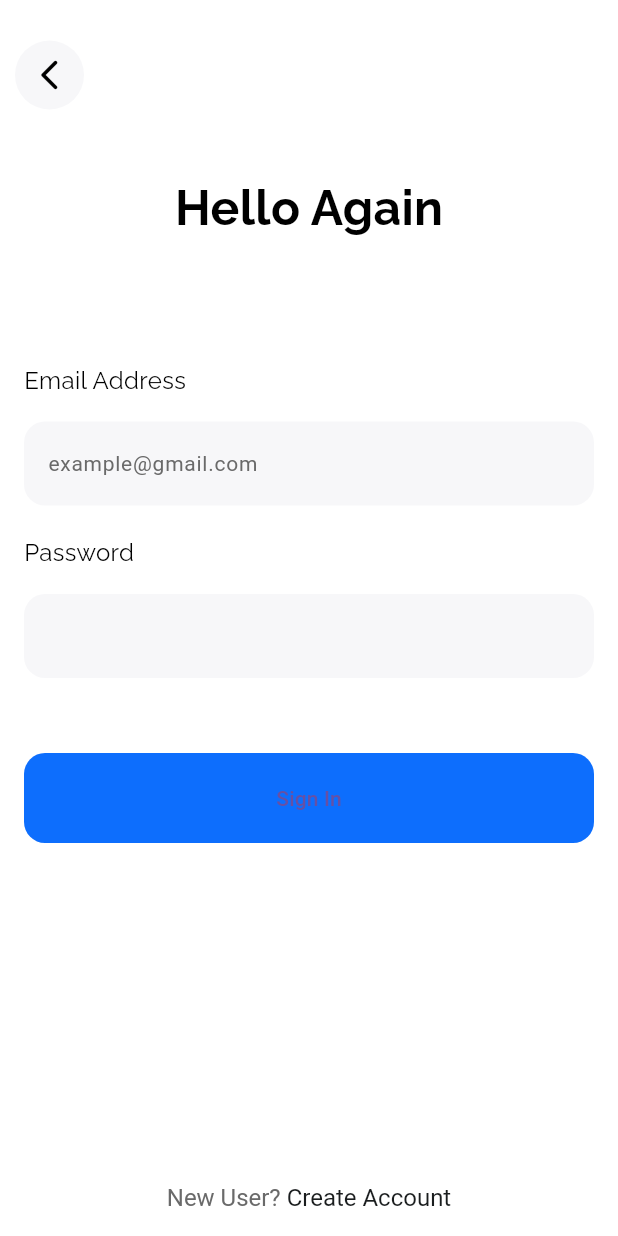
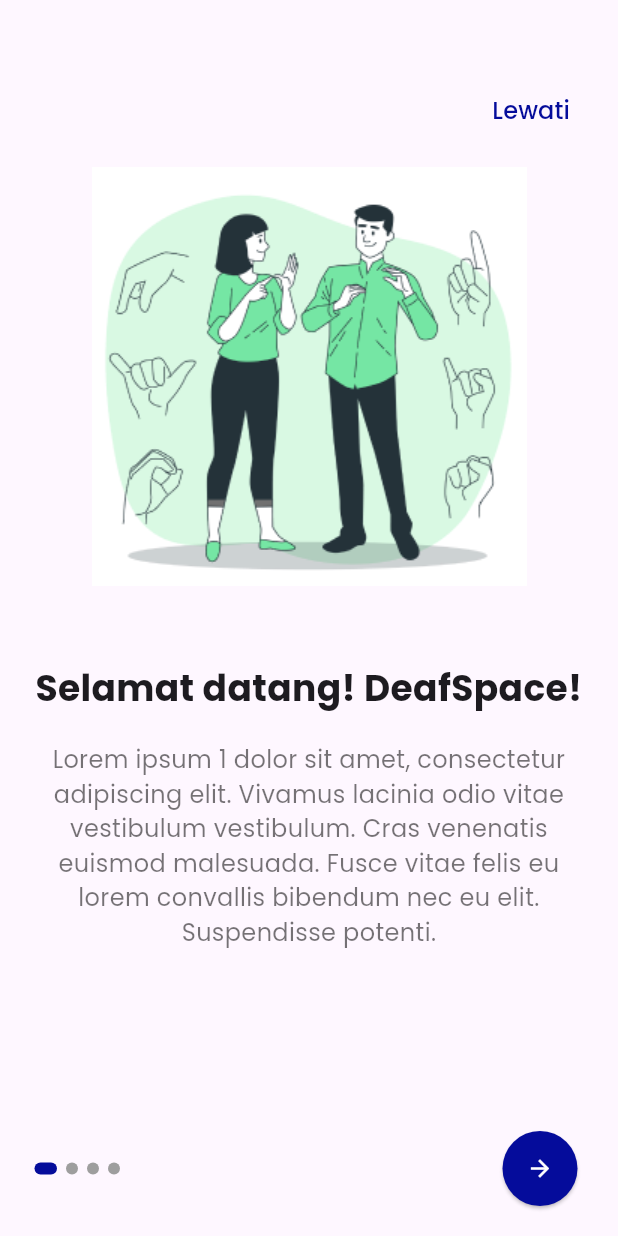
Before and after one commit to azkalbhqi/deafspace-Raion, a Flutter app: the screen it shows after launch, on a phone screen of 412 x 824 dp. Run offline on Flutter 3.47's test engine with Material 3 defaults, Android fonts, the phone set to English and light mode, and no system bars; our stand-ins replace firebase_auth, firebase_core, fluttertoast, google_fonts; accounts and stored records are empty.

Commit message:
CommitOnBoarding page Protorype

```diff
--- a/lib/main.dart
+++ b/lib/main.dart
@@ -1,7 +1,11 @@
 import 'package:deafspace_prod/firebase_options.dart';
-import 'package:deafspace_prod/pages/login/login.dart';
 import 'package:firebase_core/firebase_core.dart';
 import 'package:flutter/material.dart';
+
+//testing
+import 'package:deafspace_prod/pages/login/login.dart';
+import 'package:deafspace_prod/onboarding/splash.dart';
+import 'package:deafspace_prod/onboarding/ob1.dart';
 // import 'package:deafspace_prod/pages/signup/signup.dart';
 
 Future<void> main() async {
@@ -19,9 +23,14 @@ class MyApp extends StatelessWidget {
 
   @override
   Widget build(BuildContext context) {
-    return MaterialApp(
+    return const MaterialApp(
       debugShowCheckedModeBanner: false,
-      home: Login()
+
+      home: OnboardingScreen(),
+
+      // home: SplashScreen(),
+
+      // home: Login()
     );
   }
 }
--- /dev/null
+++ b/lib/onboarding/ob1.dart
@@ -0,0 +1,201 @@
+import 'package:deafspace_prod/styles.dart';
+import 'package:flutter/material.dart';
+import 'package:google_fonts/google_fonts.dart';
+
+class OnboardingScreen extends StatefulWidget {
+  const OnboardingScreen({Key? key}) : super(key: key);
+
+  @override
+  _OnboardingScreenState createState() => _OnboardingScreenState();
+}
+
+class _OnboardingScreenState extends State<OnboardingScreen> {
+  int _currentIndex = 0;
+  final PageController _controller = PageController();
+
+  final List<String> _titles = [
+    "Selamat datang! DeafSpace!",
+    "Ini title ke 2",
+    "Ini title ke 3",
+    "Ini title ke 4",
+    // Add more titles for other pages
+  ];
+
+  final List<String> _descriptions = [
+    "Lorem ipsum 1 dolor sit amet, consectetur adipiscing elit. Vivamus lacinia odio vitae vestibulum vestibulum. Cras venenatis euismod malesuada. Fusce vitae felis eu lorem convallis bibendum nec eu elit. Suspendisse potenti.",
+    "Lorem ipsum 2, consectetur adipiscing elit. Vivamus lacinia odio vitae vestibulum vestibulum. Cras venenatis euismod malesuada. Fusce vitae felis eu lorem convallis bibendum nec eu elit. Suspendisse potenti.",
+    "Lorem ipsum 3, consectetur adipiscing elit. Vivamus lacinia odio vitae vestibulum vestibulum. Cras venenatis euismod malesuada. Fusce vitae felis eu lorem convallis bibendum nec eu elit. Suspendisse potenti.",
+    "Lorem ipsum 4, consectetur adipiscing elit. Vivamus lacinia odio vitae vestibulum vestibulum. Cras venenatis euismod malesuada. Fusce vitae felis eu lorem convallis bibendum nec eu elit. Suspendisse potenti.",
+    // Add more descriptions for other pages
+  ];
+
+  final List<String> _images = [
+    'assets/images/img/1.png',
+    'assets/images/img/2.png',
+    'assets/images/img/3.png',
+    'assets/images/img/4.png',
+    // Add paths for other images for other pages
+  ];
+
+  void _skipOnboarding() {
+    // Implement what happens when the "Lewati" button is pressed
+  }
+
+  @override
+  Widget build(BuildContext context) {
+    return Scaffold(
+      body: Stack(
+        children: [
+          Column(
+            mainAxisAlignment: MainAxisAlignment.center,
+            children: [
+              Expanded(
+                child: PageView.builder(
+                  controller: _controller,
+                  onPageChanged: (int index) {
+                    setState(() {
+                      _currentIndex = index;
+                    });
+                  },
+                  itemCount: _titles.length,
+                  itemBuilder: (context, index) {
+                    return Padding(
+                      padding: const EdgeInsets.all(20.0),
+                      child: Column(
+                        mainAxisAlignment: MainAxisAlignment.center,
+                        children: [
+                          Image.asset(
+                            _images[index], // Make sure this path is correct
+                            height: 300, // Adjust as needed
+                          ),
+                          const SizedBox(height: 40),
+                          TitleParagraph(
+                            title: _titles[index],
+                            description: _descriptions[index],
+                          ),
+                        ],
+                      ),
+                    );
+                  },
+                ),
+              ),
+              const SizedBox(height: 20),
+              TimelineAndNextButton(
+                controller: _controller,
+                currentIndex: _currentIndex,
+                length: _titles.length,
+              ),
+              const SizedBox(height: 20),
+            ],
+          ),
+          Positioned(
+            top: 50,
+            right: 20,
+            child: TextButton(
+              onPressed: _skipOnboarding,
+              child: Text(
+                "Lewati",
+                style: GoogleFonts.poppins(
+                  fontSize: 16,
+                  color: ColorStyles.primary,
+                ),
+              ),
+            ),
+          ),
+        ],
+      ),
+    );
+  }
+}
+
+class TitleParagraph extends StatelessWidget {
+  final String title;
+  final String description;
+
+  const TitleParagraph({
+    Key? key,
+    required this.title,
+    required this.description,
+  }) : super(key: key);
+
+  @override
+  Widget build(BuildContext context) {
+    return Column(
+      children: [
+        Text(
+          title,
+          style: GoogleFonts.poppins(
+            fontSize: 24,
+            fontWeight: FontWeight.bold,
+          ),
+          textAlign: TextAlign.center,
+        ),
+        const SizedBox(height: 20),
+        Text(
+          description,
+          style: GoogleFonts.poppins(
+            fontSize: 16,
+            color: Colors.black54,
+          ),
+          textAlign: TextAlign.center,
+        ),
+      ],
+    );
+  }
+}
+
+class TimelineAndNextButton extends StatelessWidget {
+  final PageController controller;
+  final int currentIndex;
+  final int length;
+
+  const TimelineAndNextButton({
+    Key? key,
+    required this.controller,
+    required this.currentIndex,
+    required this.length,
+  }) : super(key: key);
+
+  @override
+  Widget build(BuildContext context) {
+    return Padding(
+      padding: const EdgeInsets.symmetric(horizontal: 20.0),
+      child: Row(
+        mainAxisAlignment: MainAxisAlignment.spaceBetween,
+        children: [
+          Row(
+            children: List.generate(length, (index) {
+              return Container(
+                margin: const EdgeInsets.symmetric(horizontal: 3),
+                width: currentIndex == index ? 15 : 8,
+                height: 8,
+                decoration: BoxDecoration(
+                  color: currentIndex == index ? ColorStyles.primary : Colors.grey,
+                  borderRadius: BorderRadius.circular(5),
+                ),
+              );
+            }),
+          ),
+          ElevatedButton(
+            onPressed: () {
+              if (currentIndex < length - 1) {
+                controller.nextPage(
+                  duration: const Duration(milliseconds: 300),
+                  curve: Curves.ease,
+                );
+              } else {
+                // Navigate to another page after the last onboarding screen
+              }
+            },
+            style: ElevatedButton.styleFrom(
+              shape: const CircleBorder(),
+              padding: const EdgeInsets.all(16),
+              backgroundColor: ColorStyles.primary,
+            ),
+            child: const Icon(Icons.arrow_forward, color: Colors.white),
+          ),
+        ],
+      ),
+    );
+  }
+}
--- a/lib/pages/home/home.dart
+++ b/lib/pages/home/home.dart
@@ -1,4 +1,5 @@
 import 'package:deafspace_prod/services/auth_service.dart';
+import 'package:deafspace_prod/styles.dart';
 import 'package:firebase_auth/firebase_auth.dart';
 import 'package:flutter/material.dart';
 import 'package:google_fonts/google_fonts.dart';
@@ -49,7 +50,7 @@ class Home extends StatelessWidget {
   Widget _logout(BuildContext context) {
     return ElevatedButton(
       style: ElevatedButton.styleFrom(
-        backgroundColor: const Color(0xff0D6EFD),
+        backgroundColor: ColorStyles.primary,
         shape: RoundedRectangleBorder(
           borderRadius: BorderRadius.circular(14),
         ),
--- a/lib/pages/login/login.dart
+++ b/lib/pages/login/login.dart
@@ -3,6 +3,8 @@ import 'package:deafspace_prod/services/auth_service.dart';
 import 'package:flutter/gestures.dart';
 import 'package:flutter/material.dart';
 import 'package:google_fonts/google_fonts.dart';
+import 'package:deafspace_prod/widget/buttons.dart';
+import 'package:deafspace_prod/styles.dart';
 
 class Login extends StatelessWidget {
   Login({super.key});
@@ -10,60 +12,83 @@ class Login extends StatelessWidget {
   final TextEditingController _emailController = TextEditingController();
   final TextEditingController _passwordController = TextEditingController();
 
-  @override
  Widget build(BuildContext context) {
   return Scaffold(
-      backgroundColor: Colors.white,
+    backgroundColor: ColorStyles.primary,
     resizeToAvoidBottomInset: true,
-      bottomNavigationBar: _signup(context),
     appBar: AppBar(
       backgroundColor: Colors.transparent,
       elevation: 0,
-        toolbarHeight: 100,
-        leading: GestureDetector(
-          onTap: () {
-            Navigator.pop(context);
-          },
-          child: Container(
-            margin: const EdgeInsets.only(left: 10),
-            decoration: const BoxDecoration(
-              color: Color(0xffF7F7F9),
-              shape: BoxShape.circle
+      toolbarHeight: 90,
     ),
-            child: const Center(
-              child: Icon(
-                Icons.arrow_back_ios_new_rounded,
-                color: Colors.black,
+    body: SingleChildScrollView(
+      padding: const EdgeInsets.symmetric(horizontal: 16, vertical: 1),
+      child: Column(
+        children: [
+          Center(
+            child: Text(
+              'DeafSpace',
+              style: GoogleFonts.raleway(
+                textStyle: TextStyle(
+                  color: ColorStyles.white,
+                  fontWeight: FontWeight.bold,
+                  fontSize: 32,
                 ),
               ),
             ),
           ),
+          const SizedBox(height: 50),
+
+          // Square Container wrapping email, password, and button
+          Container(
+            width: 500,  // Set the desired width
+            height: 540, // Set the desired height
+            padding: const EdgeInsets.all(16),
+            decoration: BoxDecoration(
+              color: Colors.white, // Background color of the square
+              borderRadius: BorderRadius.circular(10), // Optional: rounded corners
+              boxShadow: [
+                BoxShadow(
+                  color: ColorStyles.blacks,
+                  blurRadius: 10,
+                  spreadRadius: 5,
                 ),
-      body: SafeArea(
-        child: SingleChildScrollView(
-         padding: const EdgeInsets.symmetric(horizontal: 16,vertical: 16),
+              ],
+            ),
             child: Column(
-            mainAxisAlignment: MainAxisAlignment.start,
+              mainAxisAlignment: MainAxisAlignment.center,
               children: [
-              Center(
-                child: Text(
-                  'Hello Again',
-                  style: GoogleFonts.raleway(
-                    textStyle: const TextStyle(
-                      color: Colors.black,
-                      fontWeight: FontWeight.bold,
-                      fontSize: 32
-                    )
+                const SizedBox(height: 15),
+                _title(),
+                const SizedBox(height: 20),
+                _emailAddress(),
+                const SizedBox(height: 50),
+                _password(),
+                const SizedBox(height: 50),
+                _signin(context),
+                const SizedBox(height: 15),
+                _signup(context),
+              ],
             ),
           ),
+
+          const SizedBox(height: 50),
+        ],
       ),
-              const SizedBox(height: 80,),
-               _emailAddress(),
-               const SizedBox(height: 20,),
-               _password(),
-               const SizedBox(height: 50,),
-               _signin(context),
-            ],
+    ),
+  );
+}
+
+Widget _title() {
+  return Container(
+    alignment: Alignment.centerLeft, // Aligns the text to the left
+    child: Text(
+      'Sign In',
+      style: GoogleFonts.raleway(
+        textStyle: TextStyle(
+          color: ColorStyles.black,
+          fontWeight: FontWeight.bold,
+          fontSize: 32,
         ),
       ),
     ),
@@ -92,7 +117,7 @@ class Login extends StatelessWidget {
             filled: true,
             hintText: 'example@gmail.com',
             hintStyle: const TextStyle(
-              color: Color(0xff6A6A6A),
+              color: Color.fromARGB(132, 160, 160, 160),
               fontWeight: FontWeight.normal,
               fontSize: 14
             ),
@@ -139,30 +164,31 @@ class Login extends StatelessWidget {
     );
   }
 
+
+
+  //Trying widget
+
    Widget _signin(BuildContext context) {
-    return ElevatedButton(
-      style: ElevatedButton.styleFrom(
-        backgroundColor: const Color(0xff0D6EFD),
-        shape: RoundedRectangleBorder(
-          borderRadius: BorderRadius.circular(14),
-        ),
-        minimumSize: const Size(double.infinity, 60),
-        elevation: 0,
-      ),
-      onPressed: () async {
+    return Buttons(
+      onClicked: () async {
         await AuthService().signin(
           email: _emailController.text,
           password: _passwordController.text,
           context: context
         );
       },
-      child: const Text("Sign In"),
+      text: ('Sign In'),
+      width: MediaQuery.of(context).size.width,
+      backgroundColor: ColorStyles.primary,
+      fontColor: ColorStyles.whites
     );
   }
 
+
+
   Widget _signup(BuildContext context) {
     return Padding(
-      padding: const EdgeInsets.only(bottom: 16),
+      padding: const EdgeInsets.only(bottom: 0),
       child: RichText(
         textAlign: TextAlign.center,
         text: TextSpan(
@@ -177,8 +203,8 @@ class Login extends StatelessWidget {
               ),
               TextSpan(
                 text: "Create Account",
-                style: const TextStyle(
-                    color: Color(0xff1A1D1E),
+                style: TextStyle(
+                    color: ColorStyles.primary,
                     fontWeight: FontWeight.normal,
                     fontSize: 16
                   ),
--- /dev/null
+++ b/lib/styles.dart
@@ -0,0 +1,11 @@
+import 'package:flutter/material.dart';
+
+class ColorStyles {
+  static Color primary = const Color(0xFF050C9B);
+  static Color black = const Color(0xFF000000);
+  static Color white = const Color(0xFFFFFFFF);
+  static Color whites = const Color(0xFFF8F8F8);
+  static Color blacks = const Color(0xFF1A1D3E);
+  static Color grey = const Color.fromARGB(255, 87, 87, 87);
+
+}
```
Also changed, not shown: lib/onboarding/splash.dart (added, +40 -0 lines), lib/pages/featurepage/interface.dart (added, +90 -0 lines), lib/pages/signup/signup.dart (+78 -37 lines), lib/widget/buttons.dart (added, +45 -0 lines), pubspec.yaml (+7 -2 lines), assets/images/img/1.png (added), assets/images/img/2.png (added), assets/images/img/3.png (added), assets/images/img/4.png (added), assets/images/logos/logo.png (added). Lines whose indentation alone changed are shown as unchanged.
